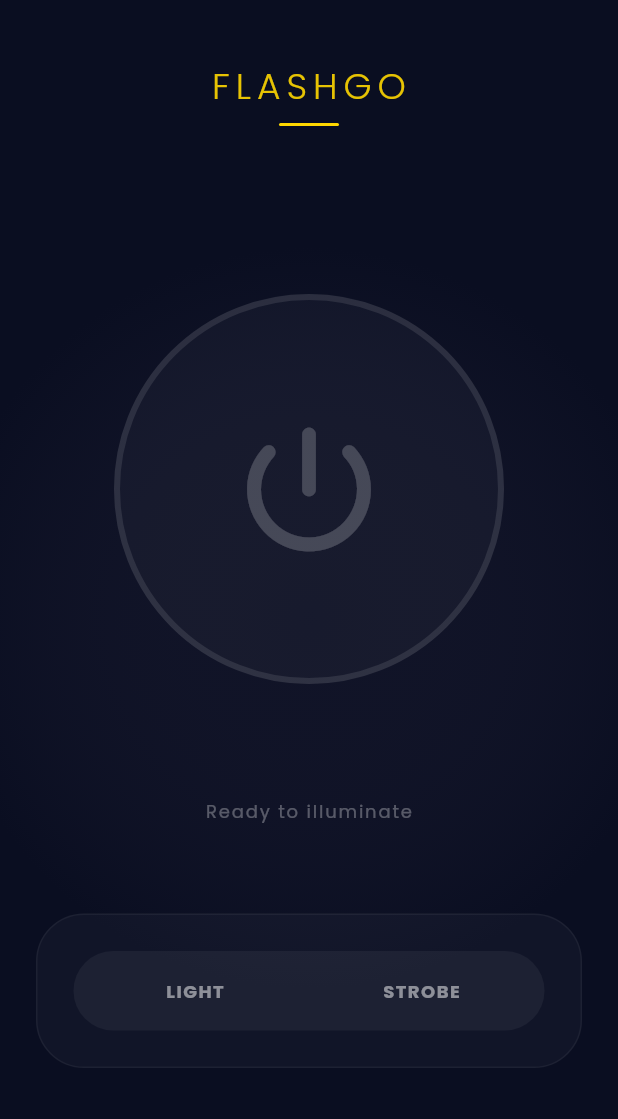
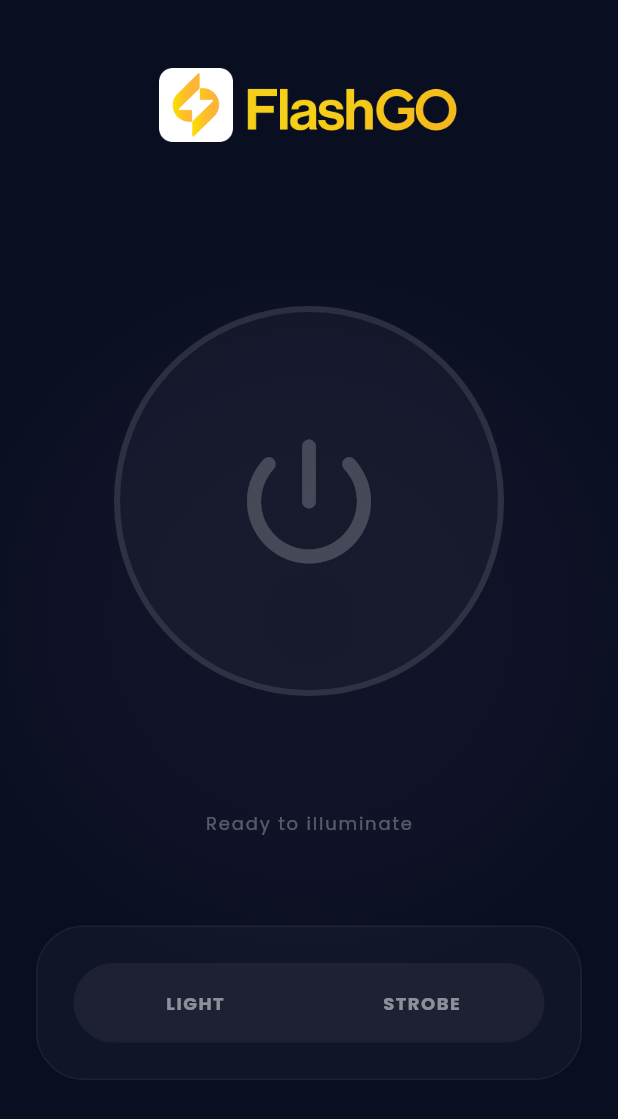
Before and after one commit to gitWebingo/Flashgo_app, a Flutter app: the HomeScreen screen opened directly, on a phone screen of 412 x 824 dp. Shown: the top 1119 px of the screen. Run offline on Flutter 3.47's test engine with Material 3 defaults, Android fonts, the phone set to English and light mode, and no system bars; drawn by our look-alikes of flutter_animate; our stand-ins replace google_fonts, shared_preferences; missing offline and left inert: torch_light; accounts and stored records are empty.

Commit message:
all design completed

```diff
--- a/lib/main.dart
+++ b/lib/main.dart
@@ -1,20 +1,11 @@
 import 'package:flutter/material.dart';
 import 'package:google_fonts/google_fonts.dart';
-import 'package:shared_preferences/shared_preferences.dart';
-import 'screens/splash_screen.dart';
+import 'screens/home_screen.dart';
 
-void main() async {
-  WidgetsFlutterBinding.ensureInitialized();
-  final prefs = await SharedPreferences.getInstance();
-  final isLoggedIn = prefs.getBool('isLoggedIn') ?? false;
-
-  runApp(FlashGoApp(isLoggedIn: isLoggedIn));
-}
+void main() => runApp(const FlashGoApp());
 
 class FlashGoApp extends StatelessWidget {
-  final bool isLoggedIn;
-
-  const FlashGoApp({super.key, required this.isLoggedIn});
+  const FlashGoApp({super.key});
 
   @override
   Widget build(BuildContext context) {
@@ -29,7 +20,7 @@ class FlashGoApp extends StatelessWidget {
         ),
         useMaterial3: true,
       ),
-      home: const SplashScreen(),
+      home: const HomeScreen(),
     );
   }
 }
--- a/lib/screens/home_screen.dart
+++ b/lib/screens/home_screen.dart
@@ -154,25 +154,24 @@ class _HomeScreenState extends State<HomeScreen>
       child: Center(
         child: Column(
           children: [
-            Text(
-              'FLASHGO',
-              style: TextStyle(
-                fontSize: 24,
-                fontWeight: FontWeight.w300,
-                letterSpacing: 4.0,
-                color:
-                    const Color(0xFFFFD700).withValues(alpha: 0.9), // Gold text
+            Container(
+              width: 200,
+              height: 60,
+              child: Image.asset(
+                'assets/images/logo.png',
+                width: 120,
+                height: 100,
+                fit: BoxFit.contain,
               ),
             ),
-            const SizedBox(height: 8),
-            Container(
-              width: 40,
-              height: 2,
-              decoration: BoxDecoration(
-                color: const Color(0xFFFFD700), // Gold underline
-                borderRadius: BorderRadius.circular(2),
-              ),
-            ),
+            // Container(
+            //   width: 40,
+            //   height: 2,
+            //   decoration: BoxDecoration(
+            //     color: const Color(0xFFFFD700),
+            //     borderRadius: BorderRadius.circular(2),
+            //   ),
+            // ),
           ],
         ),
       ),
@@ -193,7 +192,6 @@ class _HomeScreenState extends State<HomeScreen>
             const SizedBox(height: 48),
             // Status Text
             _buildStatusText(),
-
             const SizedBox(height: 60),
             // Controls Section (Glassmorphic look)
             _buildControlsSection(),
```
Also changed, not shown: pubspec.yaml (+16 -6 lines), assets/images/appicon.png (added), assets/images/logo.png (added), pubspec.lock, 166 other files.
